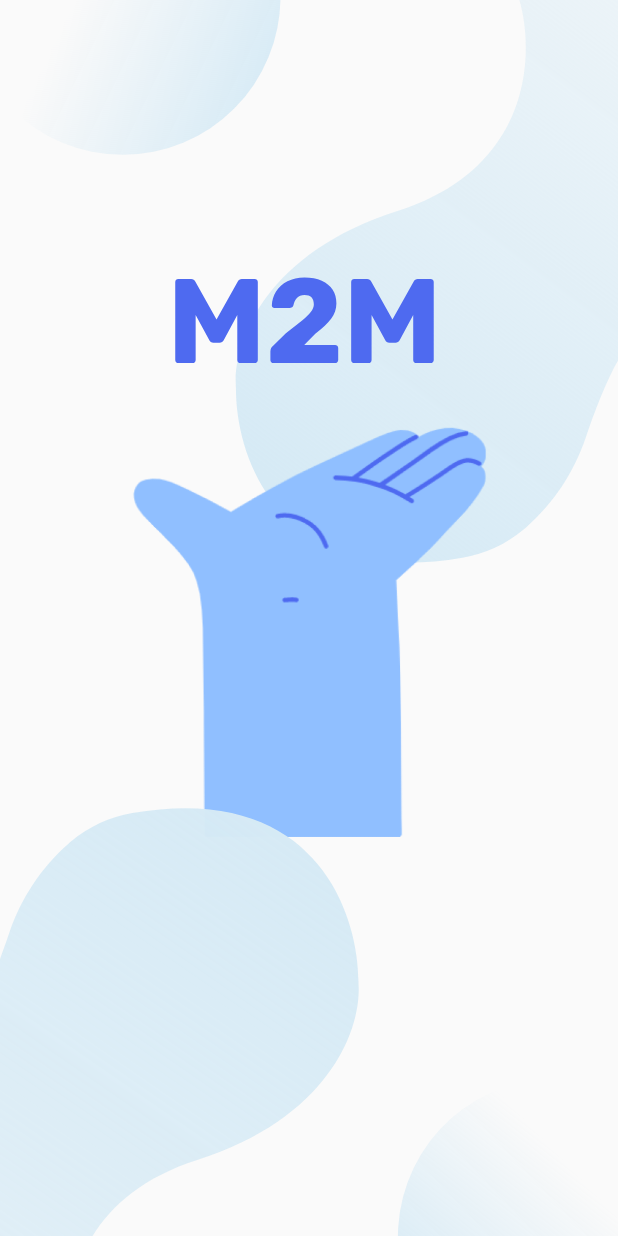
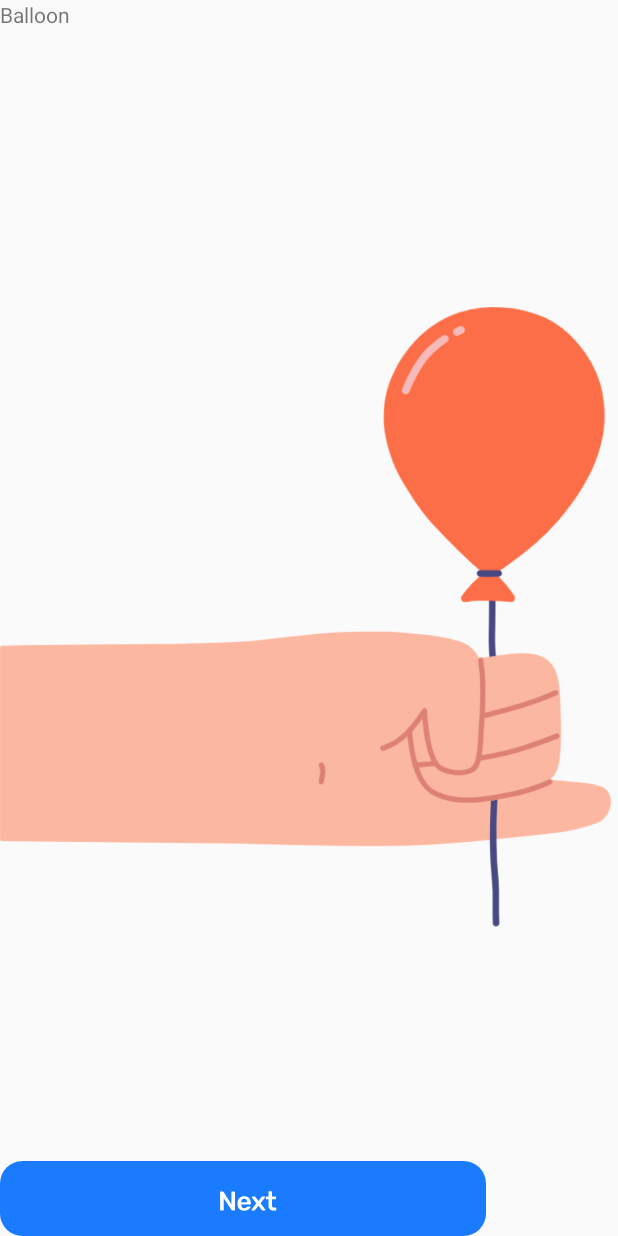
Before and after one commit to UBC-BEST/deprecated-frontend-m2m, an Android app: the screen it shows after launch (MainActivity), on a phone screen of 412 x 824 dp. Run offline under Robolectric (Android 15) with nearby library versions, the phone set to English and light mode, and no system bars.

Commit message:
try run cicd again

```diff
--- a/tutorial/androidApp/src/main/java/com/example/tutorial/androidApp/MainActivity.kt
+++ b/tutorial/androidApp/src/main/java/com/example/tutorial/androidApp/MainActivity.kt
@@ -1,6 +1,8 @@
 package com.example.tutorial.androidApp
 
 import android.os.Bundle
+import android.widget.ImageView
+import android.widget.TextView
 import androidx.appcompat.app.AppCompatActivity
 import com.example.tutorial.shared.Greeting
 
@@ -15,6 +17,11 @@ class MainActivity : AppCompatActivity() {
             this.supportActionBar!!.hide()
         } catch (e: NullPointerException) {
         }
-        setContentView(R.layout.fragment_landing)
+        setContentView(R.layout.walkthrough_template)
+        var imageView: ImageView = findViewById(R.id.hands_img_landing)
+        var textView: TextView = findViewById(R.id.instructional_text)
+
+        imageView.setImageResource(R.drawable.hand_balloon)
+        textView.setText("Balloon")
     }
 }
--- a/tutorial/androidApp/src/main/res/layout/fragment_play_interactive_games.xml
+++ b/tutorial/androidApp/src/main/res/layout/fragment_play_interactive_games.xml
@@ -5,10 +5,6 @@
     android:layout_height="match_parent"
     tools:context=".ui.onboarding.PlayInteractiveGamesFragment">
 
-    <!-- TODO: Update blank fragment layout -->
-    <TextView
-        android:layout_width="match_parent"
-        android:layout_height="match_parent"
-        android:text="@string/hello_blank_fragment" />
+    <include layout="@layout/walkthrough_template" />
 
 </FrameLayout>
--- /dev/null
+++ b/tutorial/androidApp/src/main/res/layout/walkthrough_template.xml
@@ -0,0 +1,28 @@
+<?xml version="1.0" encoding="utf-8"?>
+<FrameLayout xmlns:android="http://schemas.android.com/apk/res/android"
+    xmlns:tools="http://schemas.android.com/tools"
+    android:layout_width="match_parent"
+    android:layout_height="match_parent"
+    tools:context=".ui.onboarding.CompleteExercisesFragment">
+
+    <!-- TODO: Update blank fragment layout -->
+
+
+    <ImageView
+        android:id="@+id/hands_img_landing"
+        android:layout_width="wrap_content"
+        android:layout_height="wrap_content"
+        android:layout_gravity="center_vertical|center_horizontal" />
+
+    <TextView
+        android:id="@+id/instructional_text"
+        android:layout_width="wrap_content"
+        android:layout_height="wrap_content" />
+
+    <Button
+        style="?android:attr/borderlessButtonStyle"
+        android:layout_width="wrap_content"
+        android:layout_height="wrap_content"
+        android:layout_gravity="bottom"
+        android:background="@drawable/ic_next_button" />
+</FrameLayout>
```
Also changed, not shown: tutorial/androidApp/src/main/res/drawable/button_state.xml (added, +8 -0 lines), tutorial/androidApp/src/main/res/layout/fragment_complete_exercises.xml (+1 -12 lines), tutorial/androidApp/src/main/res/layout/fragment_track_progress.xml (+1 -6 lines).
